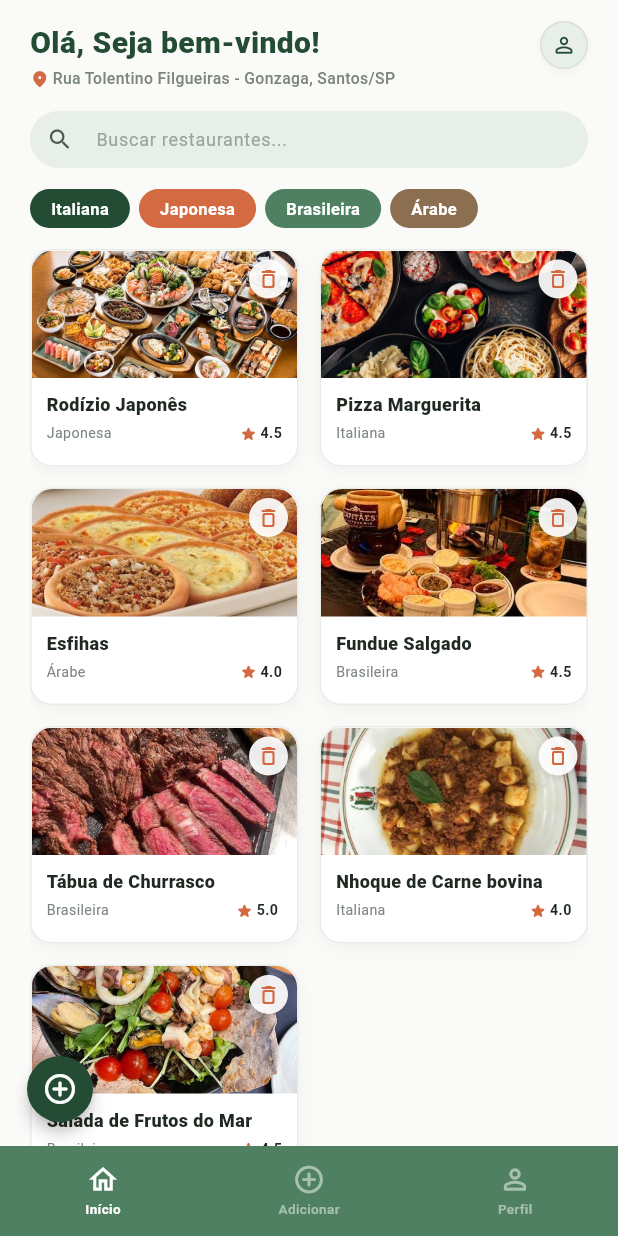
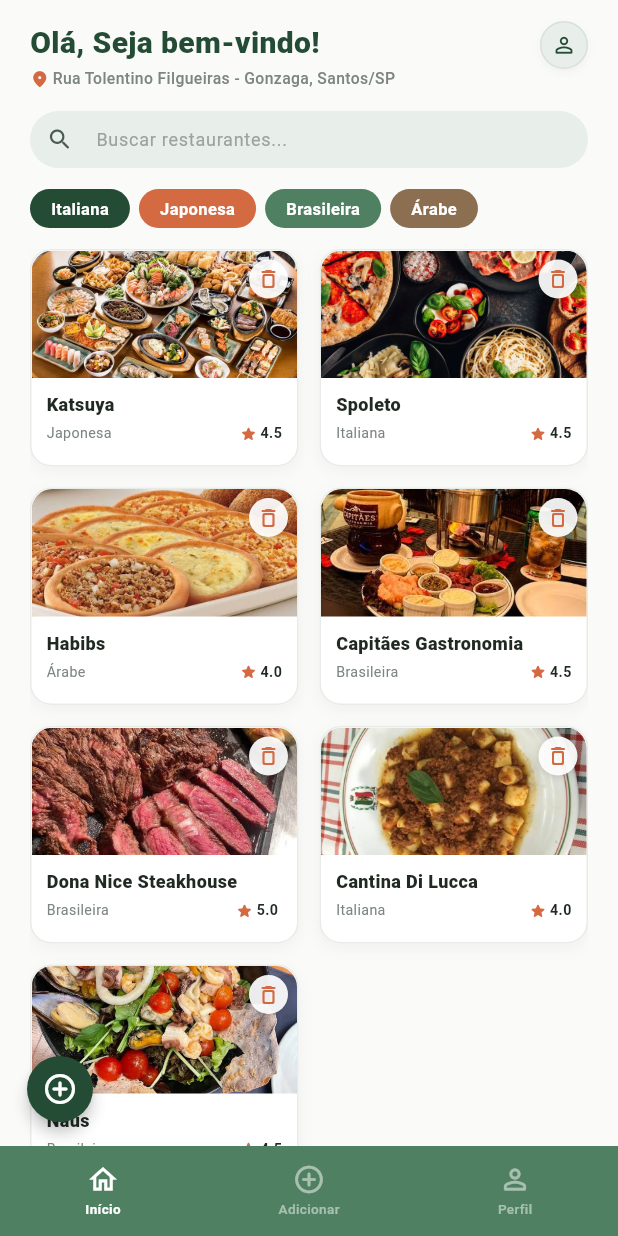
Before and after one commit to Gabriel-ssa/coma_bem_v2, a Flutter app: the HomeScreen screen opened directly, on a phone screen of 412 x 824 dp. Run offline on Flutter 3.47's test engine with Material 3 defaults, Android fonts, the phone set to English and light mode, and no system bars; our stand-ins replace image_picker, sqflite, sqflite_common_ffi; accounts and stored records are empty.

Commit message:
23/09 pt2

```diff
--- a/lib/screens/home_screen.dart
+++ b/lib/screens/home_screen.dart
@@ -40,43 +40,43 @@
 
   static const List<Map<String, dynamic>> _restaurantesFixos = [
     {
-      'res_nm_restaurante': 'Rodízio Japonês',
+      'res_nm_restaurante': 'Katsuya',
       'res_ds_tipo_culinaria': 'Japonesa',
       'nota': '4.5',
       'foto_asset': _fotoJapones,
     },
     {
-      'res_nm_restaurante': 'Pizza Marguerita',
+      'res_nm_restaurante': 'Spoleto',
       'res_ds_tipo_culinaria': 'Italiana',
       'nota': '4.5',
       'foto_asset': _fotoItaliano,
     },
     {
-      'res_nm_restaurante': 'Esfihas',
+      'res_nm_restaurante': 'Habibs',
       'res_ds_tipo_culinaria': 'Árabe',
       'nota': '4.0',
       'foto_asset': _fotoArabe,
     },
     {
-      'res_nm_restaurante': 'Fundue Salgado',
+      'res_nm_restaurante': 'Capitães Gastronomia',
       'res_ds_tipo_culinaria': 'Brasileira',
       'nota': '4.5',
       'foto_asset': _fotoCapitaes,
     },
     {
-      'res_nm_restaurante': 'Tábua de Churrasco',
+      'res_nm_restaurante': 'Dona Nice Steakhouse',
       'res_ds_tipo_culinaria': 'Brasileira',
       'nota': '5.0 ',
       'foto_asset': _fotoNice,
     },
     {
-      'res_nm_restaurante': 'Nhoque de Carne bovina',
+      'res_nm_restaurante': 'Cantina Di Lucca',
       'res_ds_tipo_culinaria': 'Italiana',
       'nota': '4.0',
       'foto_asset': _fotoLucca,
     },
     {
-      'res_nm_restaurante': 'Salada de Frutos do Mar',
+      'res_nm_restaurante': 'Naus',
       'res_ds_tipo_culinaria': 'Brasileira',
       'nota': '4.5',
       'foto_asset': _fotoNaus,
```
